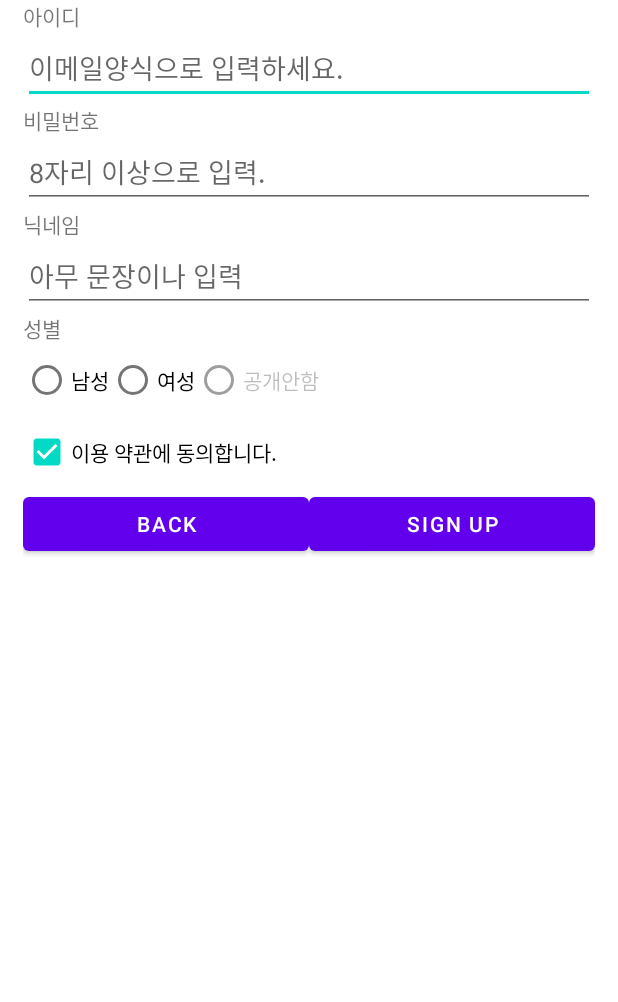
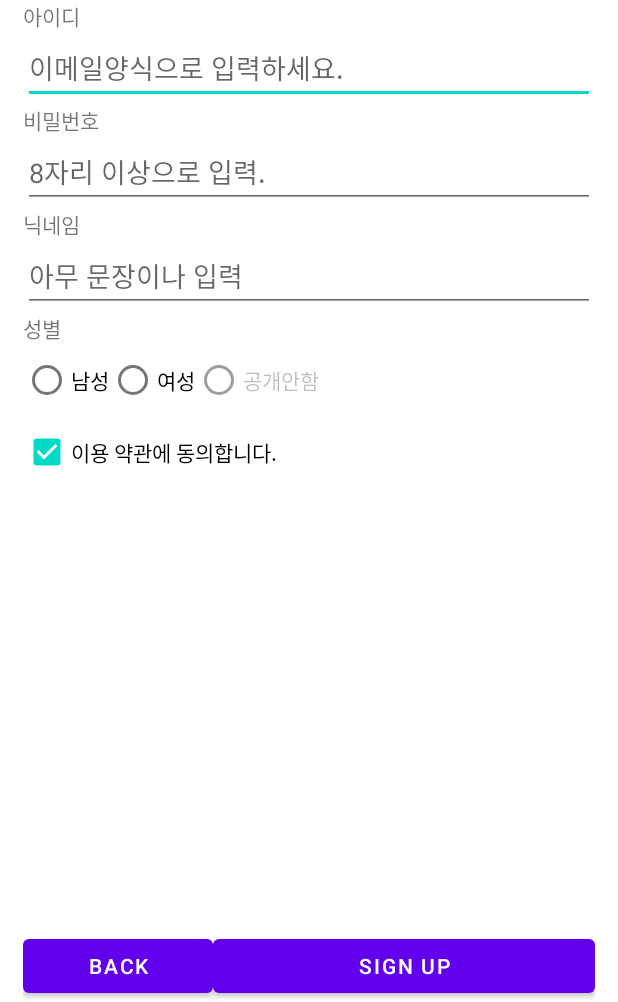
Before and after one commit to LIM-BAEK-SAN/limbs_20220516, an Android app: the screen it shows after launch (MainActivity), on a phone screen of 412 x 824 dp, the part 234-1236 px from its top. Run offline under Robolectric (Android 15) with nearby library versions, the phone set to English and light mode, and no system bars.

Commit message:
weight 응용 체험.

```diff
--- a/app/src/main/res/layout/activity_main.xml
+++ b/app/src/main/res/layout/activity_main.xml
@@ -94,6 +94,11 @@
         android:visibility="gone"
         android:text="(선택) 마케팅 약관에 동의합니다."/>
 
+    <TextView
+        android:layout_width="wrap_content"
+        android:layout_height="0dp"
+        android:layout_weight="1"/>
+
     <LinearLayout
         android:layout_width="match_parent"
         android:layout_height="wrap_content"
@@ -107,7 +112,7 @@
 
         <Button
             android:layout_width="0dp"
-            android:layout_weight="1"
+            android:layout_weight="2"
             android:layout_height="wrap_content"
             android:text="Sign Up"/>
 
```
